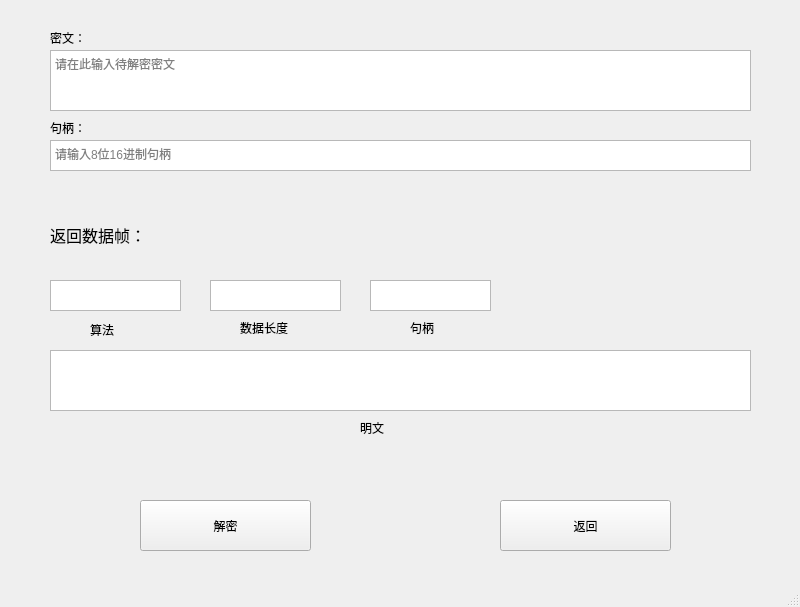
This is SM4De.ui in xianmie/SM2-4-uppercomputer-UI as Qt 5 draws it before an edit. The edited form follows.
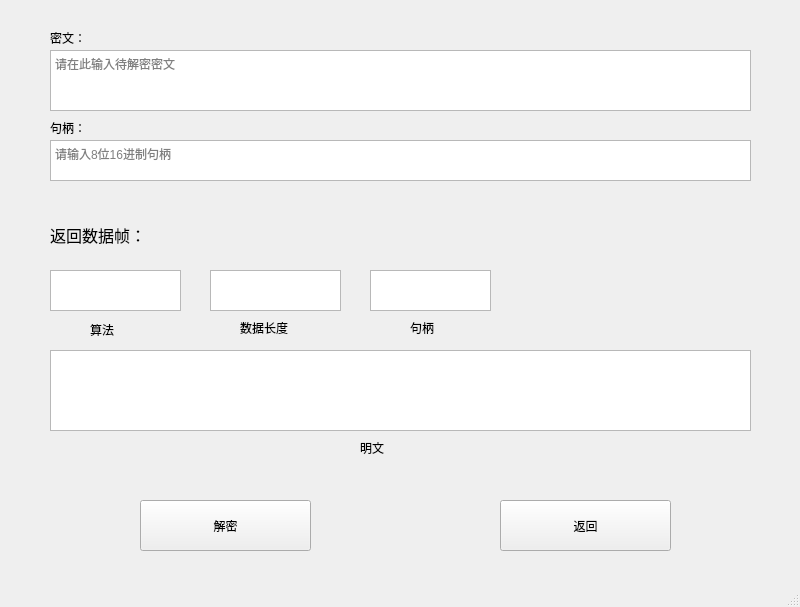
This is the edited form.

```diff
--- a/SM4De.ui
+++ b/SM4De.ui
@@ -46,7 +46,7 @@
       <x>50</x>
       <y>140</y>
       <width>701</width>
-      <height>31</height>
+      <height>41</height>
      </rect>
     </property>
     <property name="placeholderText">
@@ -57,7 +57,7 @@
     <property name="geometry">
      <rect>
       <x>360</x>
-      <y>420</y>
+      <y>440</y>
       <width>41</width>
       <height>16</height>
      </rect>
@@ -98,7 +98,7 @@
       <x>50</x>
       <y>350</y>
       <width>701</width>
-      <height>61</height>
+      <height>81</height>
      </rect>
     </property>
    </widget>
@@ -132,9 +132,9 @@
     <property name="geometry">
      <rect>
       <x>50</x>
-      <y>280</y>
+      <y>270</y>
       <width>131</width>
-      <height>31</height>
+      <height>41</height>
      </rect>
     </property>
    </widget>
@@ -142,9 +142,9 @@
     <property name="geometry">
      <rect>
       <x>210</x>
-      <y>280</y>
+      <y>270</y>
       <width>131</width>
-      <height>31</height>
+      <height>41</height>
      </rect>
     </property>
    </widget>
@@ -165,9 +165,9 @@
     <property name="geometry">
      <rect>
       <x>370</x>
-      <y>280</y>
+      <y>270</y>
       <width>121</width>
-      <height>31</height>
+      <height>41</height>
      </rect>
     </property>
    </widget>
```
